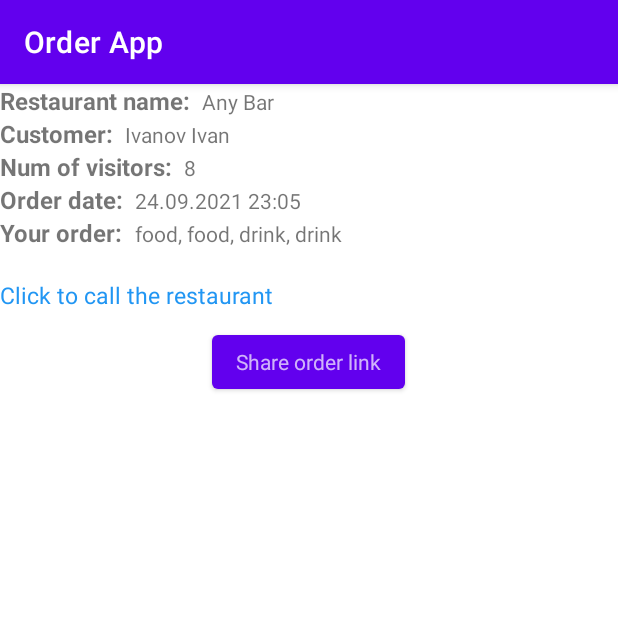
After one commit to Sparrow1001/OrderApp, an Android app: the OrderDetailActivity screen opened directly, with no data from a screen before it, on a phone screen of 412 x 824 dp, the top half of it. The commit adds this screen. Run offline under Robolectric (Android 15) with nearby library versions, the phone set to English and light mode, and no system bars.

Commit message:
update UI

```diff
--- a/app/src/main/AndroidManifest.xml
+++ b/app/src/main/AndroidManifest.xml
@@ -9,6 +9,9 @@
         android:roundIcon="@mipmap/ic_launcher_round"
         android:supportsRtl="true"
         android:theme="@style/Theme.OrderApp">
+        <activity
+            android:name=".Presentation.View.OrderDetailActivity"
+            android:exported="true" />
         <activity
             android:name=".Presentation.View.AddOrderActivity"
             android:exported="true" />
--- a/app/src/main/java/com/example/orderapp/Presentation/View/Adapters/OrderListAdapter.java
+++ b/app/src/main/java/com/example/orderapp/Presentation/View/Adapters/OrderListAdapter.java
@@ -1,14 +1,19 @@
 package com.example.orderapp.Presentation.View.Adapters;
 
 import android.annotation.SuppressLint;
+import android.content.Context;
+import android.content.Intent;
 import android.view.LayoutInflater;
 import android.view.View;
 import android.view.ViewGroup;
 import android.widget.TextView;
 
 import androidx.annotation.NonNull;
+import androidx.cardview.widget.CardView;
 import androidx.recyclerview.widget.RecyclerView;
 
+import com.example.orderapp.Presentation.View.MainActivity;
+import com.example.orderapp.Presentation.View.OrderDetailActivity;
 import com.example.orderapp.Repository.Model.OrderDTO;
 import com.example.orderapp.R;
 
@@ -47,6 +52,10 @@ public class OrderListAdapter extends RecyclerView.Adapter<OrderListAdapter.Orde
         notifyDataSetChanged();
     }
 
+    public void rewrite(){
+        notifyDataSetChanged();
+    }
+
     public List<OrderDTO> getData() {
         return orders;
     }
@@ -57,6 +66,7 @@ public class OrderListAdapter extends RecyclerView.Adapter<OrderListAdapter.Orde
         private TextView numOfVisitorsTv;
         private TextView dateTv;
         private TextView foodTv;
+        private CardView orderCv;
 
         public OrderListHolder(@NonNull View itemView) {
             super(itemView);
@@ -65,6 +75,7 @@ public class OrderListAdapter extends RecyclerView.Adapter<OrderListAdapter.Orde
             numOfVisitorsTv = itemView.findViewById(R.id.numOfVisitorsTv);
             dateTv = itemView.findViewById(R.id.dateTv);
             foodTv = itemView.findViewById(R.id.foodTv);
+            orderCv = itemView.findViewById(R.id.orderCv);
 
         }
     }
--- a/app/src/main/java/com/example/orderapp/Presentation/View/MainActivity.java
+++ b/app/src/main/java/com/example/orderapp/Presentation/View/MainActivity.java
@@ -2,6 +2,7 @@ package com.example.orderapp.Presentation.View;
 
 import androidx.annotation.NonNull;
 import androidx.appcompat.app.AppCompatActivity;
+import androidx.cardview.widget.CardView;
 import androidx.lifecycle.Observer;
 import androidx.lifecycle.ViewModelProvider;
 import androidx.recyclerview.widget.ItemTouchHelper;
@@ -25,7 +26,6 @@ import java.util.List;
 public class MainActivity extends AppCompatActivity {
     private OrderViewModel orderViewModel;
 
-
     @Override
     protected void onCreate(Bundle savedInstanceState) {
         super.onCreate(savedInstanceState);
@@ -36,7 +36,7 @@ public class MainActivity extends AppCompatActivity {
             @Override
             public void onClick(View view) {
                 Intent intent = new Intent(MainActivity.this, AddOrderActivity.class);
-                startActivityForResult(intent, 1);
+                startActivity(intent);
             }
         });
 
@@ -68,18 +68,20 @@ public class MainActivity extends AppCompatActivity {
             }
         }).attachToRecyclerView(recyclerView);
 
+        new ItemTouchHelper(new ItemTouchHelper.SimpleCallback(0, ItemTouchHelper.RIGHT) {
+            @Override
+            public boolean onMove(@NonNull @NotNull RecyclerView recyclerView, @NonNull @NotNull RecyclerView.ViewHolder viewHolder, @NonNull @NotNull RecyclerView.ViewHolder target) {
+                return false;
+            }
+
+            @Override
+            public void onSwiped(@NonNull @NotNull RecyclerView.ViewHolder viewHolder, int direction) {
+                Intent intent = new Intent(MainActivity.this, OrderDetailActivity.class);
+                startActivity(intent);
+                adapter.rewrite();
+            }
+        }).attachToRecyclerView(recyclerView);
+
     }
 
-//    @Override
-//    protected void onActivityResult(int requestCode, int resultCode, @Nullable Intent data) {
-//        super.onActivityResult(requestCode, resultCode, data);
-//        if (requestCode == 1 && resultCode == RESULT_OK){
-//            String place = data.getStringExtra(AddOrderActivity.EXTRA_PLACE);
-//            String numOfVisitors = data.getStringExtra(AddOrderActivity.EXTRA_NUMOFVISITORS);
-//            String arrivalTime = data.getStringExtra(AddOrderActivity.EXTRA_ARRIVALTIME);
-//
-//            OrderDTO orderDTO = new OrderDTO("Evgeniy", place, arrivalTime, Integer.parseInt(numOfVisitors));
-//            orderViewModel.insert(orderDTO);
-//        }
-//    }
 }
--- /dev/null
+++ b/app/src/main/java/com/example/orderapp/Presentation/View/OrderDetailActivity.java
@@ -0,0 +1,18 @@
+package com.example.orderapp.Presentation.View;
+
+import androidx.appcompat.app.AppCompatActivity;
+
+import android.os.Bundle;
+
+import com.example.orderapp.R;
+
+public class OrderDetailActivity extends AppCompatActivity {
+
+    @Override
+    protected void onCreate(Bundle savedInstanceState) {
+        super.onCreate(savedInstanceState);
+        setContentView(R.layout.activity_order_detail);
+
+
+    }
+}
--- a/app/src/main/java/com/example/orderapp/Presentation/ViewModel/OrderViewModel.java
+++ b/app/src/main/java/com/example/orderapp/Presentation/ViewModel/OrderViewModel.java
@@ -7,32 +7,30 @@ import androidx.lifecycle.AndroidViewModel;
 import androidx.lifecycle.LiveData;
 
 import com.example.orderapp.Repository.Model.OrderDTO;
+import com.example.orderapp.Repository.Repository;
 import com.example.orderapp.Repository.Room.OrderRepository;
 
 import java.util.List;
 
 public class OrderViewModel extends AndroidViewModel {
 
-    private OrderRepository repository;
     private LiveData<List<OrderDTO>> allOrders;
+    private Repository rep = new Repository();
 
     public OrderViewModel(@NonNull Application application) {
         super(application);
-        repository = new OrderRepository(application);
-        allOrders = repository.getAllOrders();
+        rep.initBase(application);
+        allOrders = rep.getAllOrders();
     }
 
+
+
+
     public void insert(OrderDTO order){
-        repository.insert(order);
-    }
-    public void update(OrderDTO order){
-        repository.update(order);
+        rep.insert(order);
     }
     public void delete(OrderDTO order){
-        repository.delete(order);
-    }
-    public void deleteAllOrders(OrderDTO order){
-        repository.deleteAllOrders(order);
+        rep.delete(order);
     }
     public LiveData<List<OrderDTO>> getAllOrders(){
         return allOrders;
--- /dev/null
+++ b/app/src/main/java/com/example/orderapp/Repository/Repository.java
@@ -0,0 +1,38 @@
+package com.example.orderapp.Repository;
+
+import android.app.Application;
+
+import androidx.lifecycle.LiveData;
+
+import com.example.orderapp.Repository.Model.OrderDTO;
+import com.example.orderapp.Repository.Room.OrderRepository;
+
+import java.util.List;
+
+public class Repository {
+    private OrderRepository repository;
+    private LiveData<List<OrderDTO>> allOrders;
+
+    public void initBase(Application application){
+
+        if (repository == null){
+            repository = new OrderRepository(application);
+        }
+
+    }
+
+    public LiveData<List<OrderDTO>> getAllOrders(){
+        allOrders = repository.getAllOrders();
+        return allOrders;
+    }
+
+    public void insert(OrderDTO order){
+        repository.insert(order);
+    }
+
+    public void delete(OrderDTO order){
+        repository.delete(order);
+    }
+
+
+}
--- a/app/src/main/res/layout/activity_main.xml
+++ b/app/src/main/res/layout/activity_main.xml
@@ -11,7 +11,7 @@
         android:id="@+id/recyclerView_orders"
         android:layout_width="match_parent"
         android:layout_height="match_parent"
-        tools:listitem="@layout/recyclerview_orders"/>
+        tools:listitem="@layout/recyclerview_orders" />
 
     <com.google.android.material.floatingactionbutton.FloatingActionButton
         android:id="@+id/fab"
--- /dev/null
+++ b/app/src/main/res/layout/activity_order_detail.xml
@@ -0,0 +1,127 @@
+<?xml version="1.0" encoding="utf-8"?>
+<LinearLayout xmlns:android="http://schemas.android.com/apk/res/android"
+    xmlns:app="http://schemas.android.com/apk/res-auto"
+    xmlns:tools="http://schemas.android.com/tools"
+    android:layout_width="match_parent"
+    android:layout_height="match_parent"
+    android:orientation="vertical"
+    tools:context=".Presentation.View.OrderDetailActivity">
+
+
+    <LinearLayout
+        android:layout_width="match_parent"
+        android:layout_height="wrap_content">
+
+        <TextView
+            android:layout_width="wrap_content"
+            android:layout_height="wrap_content"
+            android:text="Restaurant name:  "
+            android:textStyle="bold"
+            android:textSize="16sp"/>
+
+        <TextView
+            android:id="@+id/restNameTv"
+            android:layout_width="wrap_content"
+            android:layout_height="wrap_content"
+            android:text="Any Bar"
+            android:textSize="14sp"/>
+
+    </LinearLayout>
+    <LinearLayout
+        android:layout_width="match_parent"
+        android:layout_height="wrap_content">
+
+        <TextView
+            android:layout_width="wrap_content"
+            android:layout_height="wrap_content"
+            android:text="Customer:  "
+            android:textStyle="bold"
+            android:textSize="16sp"/>
+
+        <TextView
+            android:id="@+id/customerTv"
+            android:layout_width="wrap_content"
+            android:layout_height="wrap_content"
+            android:text="Ivanov Ivan"
+            android:textSize="14sp"/>
+
+    </LinearLayout>
+    <LinearLayout
+        android:layout_width="match_parent"
+        android:layout_height="wrap_content">
+
+        <TextView
+            android:layout_width="wrap_content"
+            android:layout_height="wrap_content"
+            android:text="Num of visitors:  "
+            android:textStyle="bold"
+            android:textSize="16sp"/>
+
+        <TextView
+            android:id="@+id/visitorsTv"
+            android:layout_width="wrap_content"
+            android:layout_height="wrap_content"
+            android:text="8"
+            android:textSize="14sp"/>
+
+    </LinearLayout>
+    <LinearLayout
+        android:layout_width="match_parent"
+        android:layout_height="wrap_content">
+
+        <TextView
+            android:layout_width="wrap_content"
+            android:layout_height="wrap_content"
+            android:text="Order date:  "
+            android:textStyle="bold"
+            android:textSize="16sp"/>
+
+        <TextView
+            android:id="@+id/dateTv"
+            android:layout_width="wrap_content"
+            android:layout_height="wrap_content"
+            android:text="24.09.2021 23:05"
+            android:textSize="14sp"/>
+
+    </LinearLayout>
+
+    <LinearLayout
+        android:layout_width="match_parent"
+        android:layout_height="wrap_content">
+
+        <TextView
+            android:layout_width="wrap_content"
+            android:layout_height="wrap_content"
+            android:text="Your order:  "
+            android:textStyle="bold"
+            android:textSize="16sp"/>
+
+        <TextView
+            android:id="@+id/orderTv"
+            android:layout_width="wrap_content"
+            android:layout_height="wrap_content"
+            android:text="food, food, drink, drink"
+            android:textSize="14sp"/>
+
+    </LinearLayout>
+
+    <TextView
+        android:layout_width="wrap_content"
+        android:layout_height="wrap_content"
+        android:layout_marginTop="20dp"
+        android:text="Click to call the restaurant"
+        android:textColor="@color/blue"
+        android:textSize="15sp" />
+
+    <Button
+        android:layout_width="wrap_content"
+        android:layout_height="wrap_content"
+        android:layout_marginTop="10dp"
+        android:layout_gravity="center"
+        style="@style/Theme.AppCompat"
+        android:hint="Share order link"/>
+
+
+
+
+</LinearLayout>
--- a/app/src/main/res/layout/recyclerview_orders.xml
+++ b/app/src/main/res/layout/recyclerview_orders.xml
@@ -4,6 +4,7 @@
     android:layout_height="wrap_content">
 
     <androidx.cardview.widget.CardView
+        android:id="@+id/orderCv"
         android:layout_width="match_parent"
         android:layout_height="wrap_content"
         android:layout_marginBottom="3dp">
--- a/app/src/main/res/values/colors.xml
+++ b/app/src/main/res/values/colors.xml
@@ -7,4 +7,5 @@
     <color name="teal_700">#FF018786</color>
     <color name="black">#FF000000</color>
     <color name="white">#FFFFFFFF</color>
+    <color name="blue">#2196F3</color>
 </resources>
```
Also changed, not shown: app/src/main/java/com/example/orderapp/Presentation/View/AddOrderActivity.java (+1 -13 lines).
